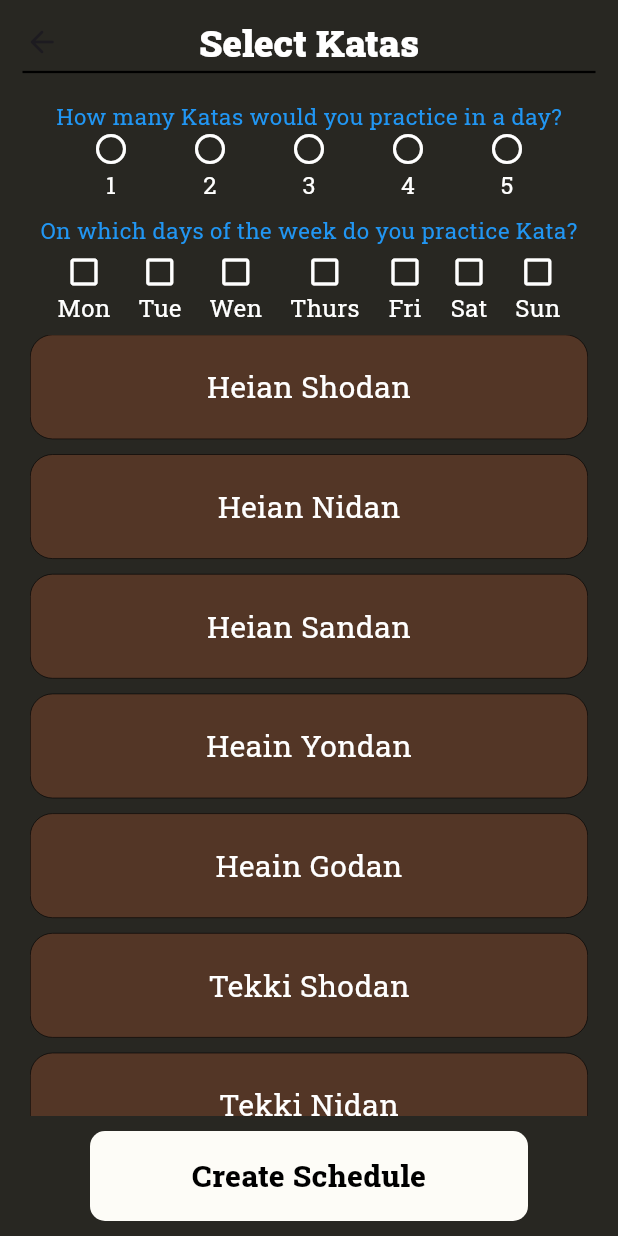
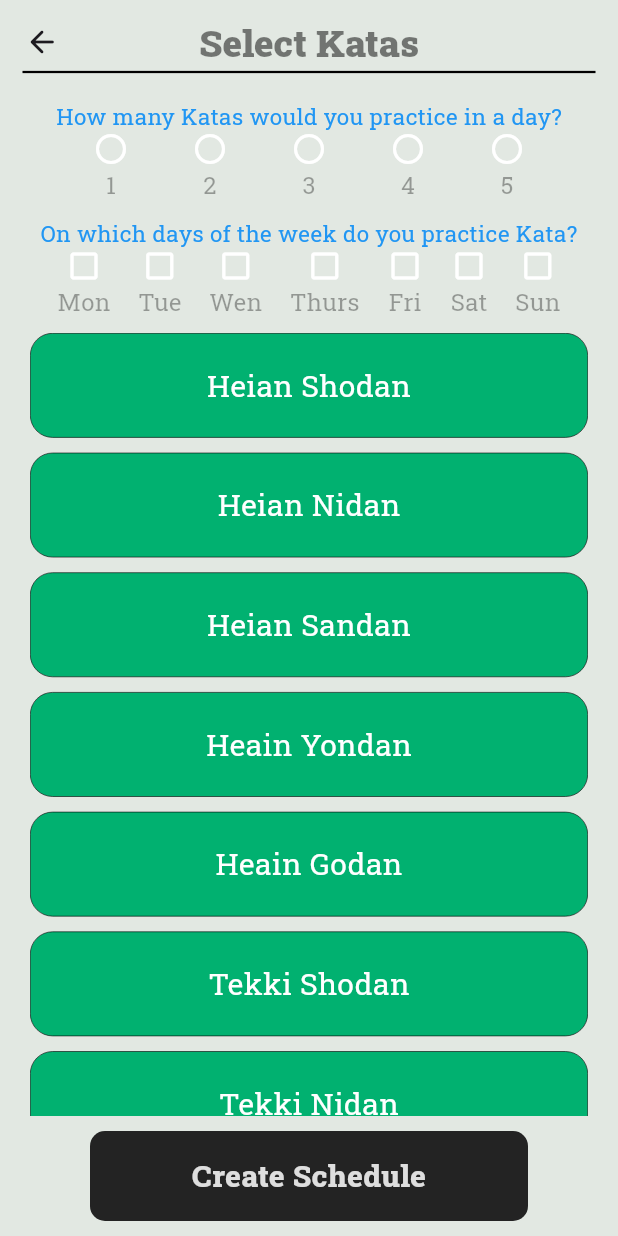
Before and after one commit to micckey/Dojo_Notes, a Flutter app: the CreateSchedulePage screen opened directly, on a phone screen of 412 x 824 dp. Run offline on Flutter 3.47's test engine with Material 3 defaults, Android fonts, the phone set to English and light mode, and no system bars; our stand-ins replace animate_do, awesome_notifications, cloud_firestore, firebase_auth, firebase_core, flutter_datetime_picker_plus and 6 more; accounts and stored records are empty.

Commit message:
theme change

```diff
--- a/lib/configurations/style.dart
+++ b/lib/configurations/style.dart
@@ -1,15 +1,22 @@
 import 'package:flutter/material.dart';
 
 class CustomColors {
-  var backgroundColor = const Color(0xff282722);
-  var cardColor = const Color(0xff533626);
-  var highlightColor = const Color(0xffa17747);
-  var buttonColor = const Color(0xfffdfcf7);
-  var contentText = Colors.white;
-  var titleText = Colors.white.withOpacity(0.85);
-  var infoText = Colors.white.withOpacity(0.35);
-  var darkText = Colors.black;
+  // var backgroundColor = const Color(0xff282722);
+  // var cardColor = const Color(0xff533626);
+  // var highlightColor = const Color(0xffa17747);
+  // var buttonColor = const Color(0xfffdfcf7);
+  var whiteContentText = Colors.white;
+  var whiteTitleText = Colors.white.withOpacity(0.85);
+  var whiteInfoText = Colors.white.withOpacity(0.35);
+  var darkContentText = Colors.black;
+  var darkTitleText = Colors.black.withOpacity(0.5);
+  var darkInfoText = Colors.black.withOpacity(0.35);
   var linkText = Colors.blue;
   var alertText = Colors.red.shade900;
   var successText = Colors.green.shade600;
+
+  var backgroundColor = const Color(0xffe2e8e2);
+  var cardColor = const Color(0xff01b170);
+  var highlightColor = const Color(0xfff5f5f5);
+  var buttonColor = const Color(0xff232323);
 }
--- a/lib/views/completed_schedule.dart
+++ b/lib/views/completed_schedule.dart
@@ -18,7 +18,7 @@ class CompletedSchedulePage extends StatelessWidget {
         elevation: 0.0,
         backgroundColor: Colors.transparent,
         title:
-        myTextWidget('View Schedule', 20.sp, FontWeight.w500, CustomColors().titleText),
+        myTextWidget('View Schedule', 20.sp, FontWeight.w500, CustomColors().whiteTitleText),
         centerTitle: true,
         leading: IconButton(
           onPressed: () {
@@ -39,7 +39,7 @@ class CompletedSchedulePage extends StatelessWidget {
             SizedBox(
               height: 20.h,
             ),
-            myTextWidget('The Date Today Is', 20.0, FontWeight.w500, CustomColors().titleText),
+            myTextWidget('The Date Today Is', 20.0, FontWeight.w500, CustomColors().whiteTitleText),
             SizedBox(
               height: 40.h,
             ),
--- a/lib/views/create_schedule.dart
+++ b/lib/views/create_schedule.dart
@@ -15,7 +15,6 @@ class CreateSchedulePage extends StatefulWidget {
 }
 
 class _CreateSchedulePageState extends State<CreateSchedulePage> {
-
   int selectedIndex = -1;
   List<Map<String, dynamic>> daysOfTheWeek = [
     {'day': 'Mon', 'isSelected': false},
@@ -27,18 +26,14 @@ class _CreateSchedulePageState extends State<CreateSchedulePage> {
     {'day': 'Sun', 'isSelected': false},
     // Add more items as needed
   ];
-  List <String> selectedDays = [];
+  List<String> selectedDays = [];
 
   OpenAIService openAIService = OpenAIService();
 
-
-  void uploadSchedule(){
-
-  }
+  void uploadSchedule() {}
 
   @override
   Widget build(BuildContext context) {
-
     final scheduleController = Get.put(KataScheduleController());
 
     return Scaffold(
@@ -50,8 +45,8 @@ class _CreateSchedulePageState extends State<CreateSchedulePage> {
           },
           icon: const Icon(Icons.arrow_back_rounded),
         ),
-        title:
-            myTextWidget('Select Katas', 25.0, FontWeight.w900, Colors.white),
+        title: myTextWidget('Select Katas', 25.0, FontWeight.w900,
+            CustomColors().darkTitleText),
         centerTitle: true,
         elevation: 0.0,
         backgroundColor: Colors.transparent,
@@ -79,19 +74,14 @@ class _CreateSchedulePageState extends State<CreateSchedulePage> {
                 ),
                 Column(
                   children: [
-                    myTextWidget(
-                        'How many Katas would you practice in a day?',
-                        15.sp,
-                        FontWeight.w400,
-                        CustomColors().linkText),
-                    SizedBox(
-                      height: 45.h,
-                      child: Row(
+                    myTextWidget('How many Katas would you practice in a day?',
+                        15.sp, FontWeight.w400, CustomColors().linkText),
+                    Row(
                       mainAxisAlignment: MainAxisAlignment.spaceEvenly,
                       children: List.generate(
                           5,
                           (index) => GestureDetector(
-                              onTap: (){
+                                onTap: () {
                                   setState(() {
                                     selectedIndex = index;
                                   });
@@ -100,39 +90,43 @@ class _CreateSchedulePageState extends State<CreateSchedulePage> {
                                   mainAxisAlignment: MainAxisAlignment.center,
                                   children: [
                                     Icon(
-                                        index == selectedIndex ? Icons.circle : Icons.circle_outlined,
-                                        color: index == selectedIndex ? CustomColors().highlightColor : CustomColors().contentText,
+                                      index == selectedIndex
+                                          ? Icons.circle
+                                          : Icons.circle_outlined,
+                                      color: index == selectedIndex
+                                          ? CustomColors().darkContentText
+                                          : CustomColors().whiteContentText,
                                     ),
-                                      myTextWidget('${index + 1}', 16.sp, FontWeight.w400, CustomColors().contentText)
+                                    myTextWidget(
+                                        '${index + 1}',
+                                        16.sp,
+                                        FontWeight.w400,
+                                        CustomColors().darkInfoText)
                                   ],
                                 ),
                               )),
                     ),
-                    ),
-
                   ],
                 ),
-                SizedBox(height: 10.h,),
-                myTextWidget(
-                    'On which days of the week do you practice Kata?',
-                    15.sp,
-                    FontWeight.w400,
-                    CustomColors().linkText)
-,
                 SizedBox(
-                  height: 60,
-                  child: Row(
+                  height: 10.h,
+                ),
+                myTextWidget('On which days of the week do you practice Kata?',
+                    15.sp, FontWeight.w400, CustomColors().linkText),
+                Row(
                   mainAxisAlignment: MainAxisAlignment.spaceEvenly,
                   children: List.generate(
                       daysOfTheWeek.length,
                       (index) => GestureDetector(
-                              onTap: (){
+                            onTap: () {
                               setState(() {
-                                  daysOfTheWeek[index]['isSelected'] = !daysOfTheWeek[index]['isSelected'];
-                                  if(daysOfTheWeek[index]['isSelected']){
+                                daysOfTheWeek[index]['isSelected'] =
+                                    !daysOfTheWeek[index]['isSelected'];
+                                if (daysOfTheWeek[index]['isSelected']) {
                                   selectedDays.add(daysOfTheWeek[index]['day']);
-                                  }else {
-                                    selectedDays.remove(daysOfTheWeek[index]['day']);
+                                } else {
+                                  selectedDays
+                                      .remove(daysOfTheWeek[index]['day']);
                                 }
                               });
                             },
@@ -140,16 +134,26 @@ class _CreateSchedulePageState extends State<CreateSchedulePage> {
                               mainAxisAlignment: MainAxisAlignment.center,
                               children: [
                                 Icon(
-                                daysOfTheWeek[index]['isSelected'] ? Icons.check_box_outlined : Icons.check_box_outline_blank_outlined,
-                                color: daysOfTheWeek[index]['isSelected'] ? CustomColors().highlightColor : CustomColors().contentText,
+                                  daysOfTheWeek[index]['isSelected']
+                                      ? Icons.check_box_outlined
+                                      : Icons.check_box_outline_blank_outlined,
+                                  color: daysOfTheWeek[index]['isSelected']
+                                      ? CustomColors().darkContentText
+                                      : CustomColors().whiteContentText,
                                 ),
-                              myTextWidget(daysOfTheWeek[index]['day'], 16.sp, FontWeight.w400, CustomColors().contentText)
+                                myTextWidget(
+                                    daysOfTheWeek[index]['day'],
+                                    16.sp,
+                                    FontWeight.w400,
+                                    CustomColors().darkInfoText)
                               ],
                             ),
                           )),
                 ),
+              ],
             ),
-              ],
+            const SizedBox(
+              height: 10,
             ),
             Expanded(
               child: ListView.builder(
@@ -179,8 +183,8 @@ class _CreateSchedulePageState extends State<CreateSchedulePage> {
                                   FontWeight.normal,
                                   scheduleController
                                           .kataList[index].isSelected.value
-                                      ? CustomColors().darkText
-                                      : CustomColors().contentText)),
+                                      ? CustomColors().darkContentText
+                                      : CustomColors().whiteContentText)),
                         ),
                       );
                     },
@@ -190,26 +194,29 @@ class _CreateSchedulePageState extends State<CreateSchedulePage> {
             ),
             GestureDetector(
               onTap: () async {
-                if(selectedIndex > 0 || selectedDays.isNotEmpty || scheduleController.selectedKatas.isNotEmpty){
-                  await openAIService.generateSchedule(days: selectedDays, numberOfKatas: selectedIndex+1, kataList: scheduleController.selectedKatas);
-                }else{
+                if (selectedIndex > 0 ||
+                    selectedDays.isNotEmpty ||
+                    scheduleController.selectedKatas.isNotEmpty) {
+                  await openAIService.generateSchedule(
+                      days: selectedDays,
+                      numberOfKatas: selectedIndex + 1,
+                      kataList: scheduleController.selectedKatas);
+                } else {
                   print('ERRORRRRRRRRRRRR');
                 }
-
               },
-
               child: Container(
                 height: 60,
                 width: double.maxFinite,
-                margin: const EdgeInsets.symmetric(vertical: 10, horizontal: 40),
+                margin:
+                    const EdgeInsets.symmetric(vertical: 10, horizontal: 40),
                 decoration: BoxDecoration(
                     color: CustomColors().buttonColor,
-                  borderRadius: BorderRadius.circular(10)
+                    borderRadius: BorderRadius.circular(10)),
+                child: Center(
+                  child: myTextWidget('Create Schedule', 20.sp, FontWeight.w800,
+                      CustomColors().whiteTitleText),
                 ),
-                child: Center(
-                  child: myTextWidget('Create Schedule', 20.sp, FontWeight.w800),
-                ),
-
               ),
             )
           ],
--- a/lib/views/dashboard_drawer.dart
+++ b/lib/views/dashboard_drawer.dart
@@ -106,9 +106,9 @@ class MyDrawer extends StatelessWidget {
 
   ListTile drawerListTile({required IconData icon, title, onTapFunction}) {
     return ListTile(
-      leading: Icon(icon, color: CustomColors().titleText, size: 40.sp),
-      title:
-          myTextWidget(title, 20.sp, FontWeight.w500, CustomColors().titleText),
+      leading: Icon(icon, color: CustomColors().darkInfoText, size: 40.sp),
+      title: myTextWidget(
+          title, 20.sp, FontWeight.w500, CustomColors().darkTitleText),
       onTap: onTapFunction,
     );
   }
--- a/lib/views/loading_screen.dart
+++ b/lib/views/loading_screen.dart
@@ -9,10 +9,11 @@ class LoadingScreen extends StatelessWidget {
 
   @override
   Widget build(BuildContext context) {
-    return  Container(
+    return Container(
       color: CustomColors().backgroundColor,
       child: Center(
-        child: LoadingAnimationWidget.beat(color: CustomColors().highlightColor, size: 100.r),
+        child: LoadingAnimationWidget.beat(
+            color: CustomColors().darkTitleText, size: 100.r),
       ),
     );
   }
--- a/lib/views/onboardingpage.dart
+++ b/lib/views/onboardingpage.dart
@@ -67,7 +67,7 @@ class OnboardingScreen extends StatelessWidget {
                             child: Container(
                                 margin: EdgeInsets.only(top: 150.h),
                                 child: Center(
-                                    child: myTextWidget('DojoNotes', 60.sp, FontWeight.w700, CustomColors().titleText))))
+                                    child: myTextWidget('DojoNotes', 60.sp, FontWeight.w700, CustomColors().whiteTitleText))))
                       ]),
                     ),
                   ),
@@ -97,7 +97,7 @@ class OnboardingScreen extends StatelessWidget {
             Row(
               mainAxisAlignment: MainAxisAlignment.center,
               children: [
-                myTextWidget('Already have an account?', 16.sp, FontWeight.w500, CustomColors().titleText),
+                myTextWidget('Already have an account?', 16.sp, FontWeight.w500, CustomColors().whiteTitleText),
                 const SizedBox(width: 5,),
                 GestureDetector(
                   onTap: (){ Get.to( () => SwitchAuthPage(authPage: 'login', ) );},
--- a/lib/views/splash_screen.dart
+++ b/lib/views/splash_screen.dart
@@ -23,7 +23,7 @@ class _SplashScreenState extends State<SplashScreen> {
 
   _provideAuth () async {
     await Future.delayed(const Duration(milliseconds: 3200));
-    Get.to(()=>const AuthProvider());
+    Get.to(()=>const MyAuthProvider());
   }
 
   @override
```
Also changed, not shown: lib/auth_pages/auth_provider.dart (+4 -6 lines), lib/auth_pages/login_page.dart (+12 -9 lines), lib/auth_pages/register_page.dart (+12 -9 lines), lib/auth_pages/switch_auth_pages.dart (+11 -14 lines), lib/configurations/custom_widgets.dart (+29 -23 lines), lib/configurations/notification_service.dart (+4 -4 lines), lib/views/dashboard.dart (+8 -7 lines), lib/views/kata_list.dart (+27 -19 lines), lib/views/kata_page.dart (+45 -29 lines), lib/views/new_note.dart (+16 -19 lines), lib/views/note_page.dart (+13 -11 lines), lib/views/profile_page.dart (+26 -14 lines), pubspec.lock, 5 other files. Lines whose indentation alone changed are shown as unchanged.
